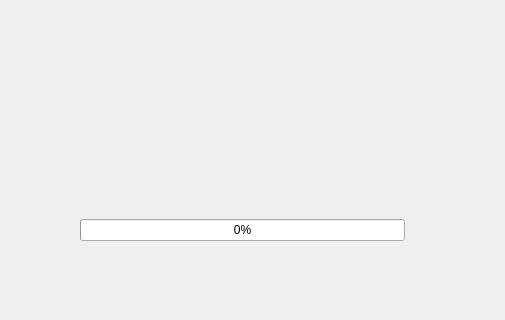
Before: the Qt Designer form frontend/main_page.ui in incremen/CyberMusicStreaming, drawn with Qt 5; both pictures show x 127 to 632 and y 514 to 834 of the 1158 by 834 pixel window.
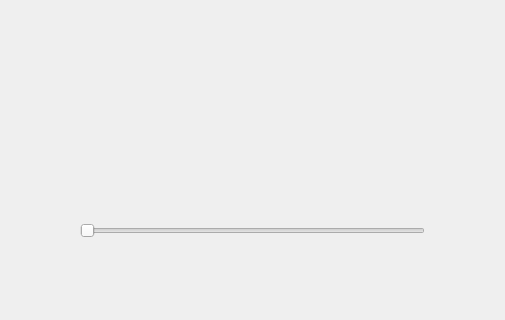
After: the same form once the commit is applied. Icons and pictures are not drawn.

Commit message: cant update song via bar but working on it

```diff
--- a/frontend/main_page.ui
+++ b/frontend/main_page.ui
@@ -163,28 +163,12 @@
         <item row="1" column="1">
          <layout class="QHBoxLayout" name="song_progress_layout">
           <item>
-           <spacer name="horizontalSpacer_3">
+           <widget class="QSlider" name="progress_slider">
+            <property name="layoutDirection">
+             <enum>Qt::LeftToRight</enum>
+            </property>
             <property name="orientation">
              <enum>Qt::Horizontal</enum>
-            </property>
-            <property name="sizeType">
-             <enum>QSizePolicy::Minimum</enum>
-            </property>
-            <property name="sizeHint" stdset="0">
-             <size>
-              <width>20</width>
-              <height>20</height>
-             </size>
-            </property>
-           </spacer>
-          </item>
-          <item>
-           <widget class="QProgressBar" name="song_progress_bar">
-            <property name="value">
-             <number>0</number>
-            </property>
-            <property name="invertedAppearance">
-             <bool>true</bool>
             </property>
            </widget>
           </item>
```
The commit also changes 5 other files.
